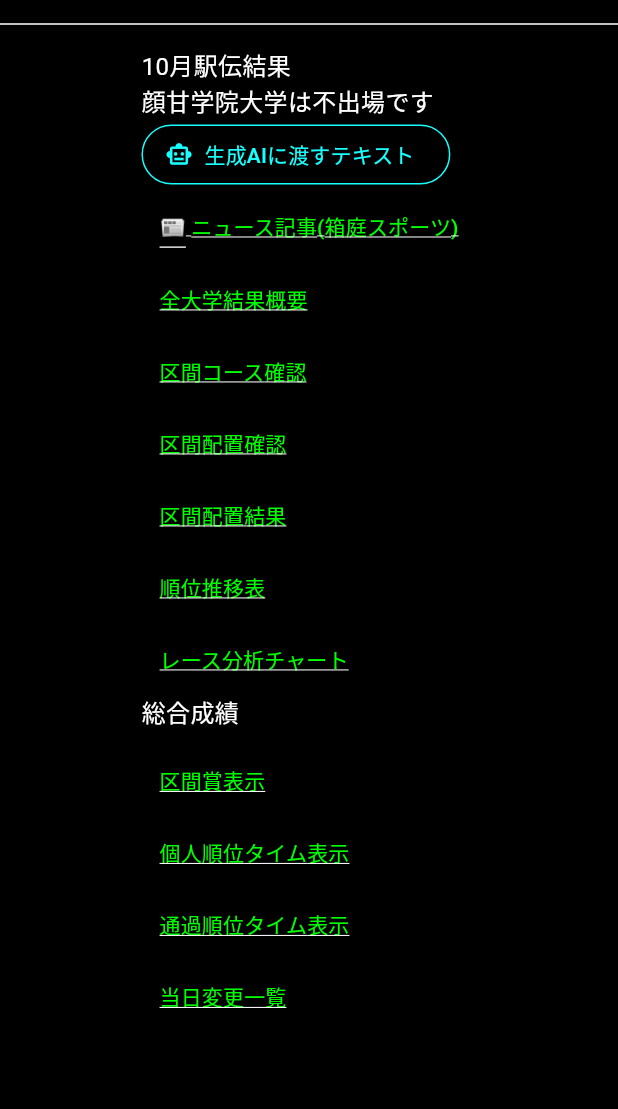
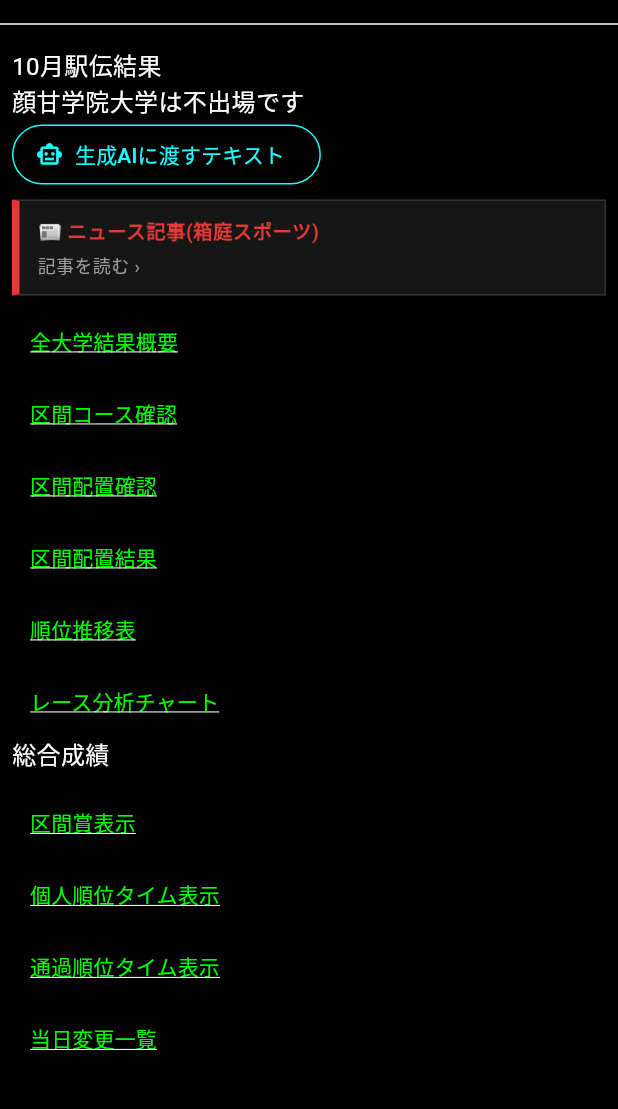
Before and after one commit to shin-tomura/ekidenss, a Flutter app: the Mode0700Content screen opened directly with empty values, on a phone screen of 412 x 824 dp, the part 90-1199 px from its top. Run offline on Flutter 3.47's test engine with Material 3 defaults, Android fonts, the phone set to English and light mode, and no system bars; our stand-ins replace auto_size_text, csv, file_picker, fl_chart, hive, hive_flutter and 6 more; missing offline and left inert: mobile_scanner, two_dimensional_scrollables; accounts and stored records are empty.

Commit message:
1.9.2test: ニュース記事・展望記事・スタート直前号の入口を、一番上の記事の見出しを予告するカードにした(ほかのリンクと同じ緑の下線の文字で紛れていたため。記事の画面と同じ黒地に赤い縦線のカードで、一番上の行に「📰 ニュース記事(箱庭スポーツ)・5本」、その下に一番上の記事の見出し(2行まで、長いときは「…」)、「記事を読む ›」を出す。高さは文字に合わせて伸びるので、文字を大きくしても横にはみ出さない。記事は画面を出したあとで1回だけ作り(大会ごとのkeyで作り直す)、作れなかったときは見出しなしのカードにする。直前順位予想の画面では、持ちタイムの大学ランキングのリンクより上に移した。結果画面と目標順位の確認の画面は今の位置のまま。変更履歴にも書いた)
Co-Authored-By: Claude Opus 5.5 <noreply@anthropic.com>
Claude-Session: https://claude.ai/code/session_01T5j9xyANkmBtzayHwJu8FE

```diff
--- a/ToDo.txt
+++ b/ToDo.txt
@@ -1,6 +1,6 @@
 *********箱庭小駅伝SS*********
 1.9.2　21920
-・大会のニュース記事と展望記事を、ニュースサイト「箱庭スポーツ」風の画面で読めるようにした(駅伝と駅伝予選の結果画面の「ニュース記事」では、駅伝なら優勝校・自分の大学・区間賞と区間新・シード権争い(11月駅伝は上位8校、正月駅伝は上位10校。後半の出入りや連続シードも)・往路と復路・学連選抜の記事、予選なら通過争い・自分の大学・各組や個人のトップの記事を読める。直前順位予想の画面の「展望記事」では、本紙の戦力分析(区間の距離の合計で5000m・1万m・ハーフの持ちタイムを重み付けしたチームの平均と、駅伝では区間ごとの持ちタイム。11月駅伝予選は1万m、正月駅伝予選はハーフだけになる。記録がない種目はほかの種目から換算)と予想陣3人の印から占う優勝争いや通過争い、シード権争い(当落線上の大学・前回のシード校・予選を勝ち上がった大学)、1区のペース予想を含む区間の見どころ、出場全選手の中で1万mかハーフの持ちタイムが10番手以内の選手が補欠に入ったときの当日変更の読み、自分の大学の布陣の記事を読める。目標順位の確認の画面の「スタート直前号」(駅伝の1区のスタート前)では、当日変更(コンピュータの大学の戦略的変更を含む)のあとの実際に走る選手で、当日変更の結果(持ちタイム上位の選手の起用や、主力が外れた変更、1区のペース予想の変化。入った選手と外れた選手には、区間の距離に合った種目の持ちタイムを添えて比べる)・優勝争い・自分の大学・区間の見どころ・シード権争いの記事を読める。優勝の記事では、1位と2位の差が僅差(1人あたり3秒以内)なら、アンカーにたすきが渡った時点の差や2校の差が最も開いた区間を書き、大差(1人あたり20秒以上)なら、独走態勢に入った区間や2位争いを書き、1位と2位の差の推移の表も付ける。自分の大学が1位か2位なら、自分の大学の記事にも1人あたりの差を書く。予選で通過ラインとの差が小さいとき(1人あたり、11月駅伝予選は3秒以内、正月駅伝予選は5秒以内)は、次点の大学の記事も出し、何秒差で涙をのんだか、組ごと・番手ごとにどこで差がついたかを書く(秒まで同じタイムなら「1秒に満たない差」と書く)。見出しは連覇・初優勝・逆転・独走・僅差・大会新・連続出場が途切れたなどから、その大会で一番の話題を選ぶ。記事には選手と大学の監督のコメント、選手の出身地や趣味(趣味非表示の設定のときは書かない)、成績欄の表も付く。ゲームを始めた年など、初めて開催される大会では、全校を初出場として並べず、初代王者を争う大会として書き、区間新記録・大会新記録や学内記録の更新とも書かない(それまでの記録がないため)。連覇・連続シード・連続出場の数は、大学の順位の記録が残っている直近10回で言い切れるときだけ書き、それより前から続いていて数が分からないときは「長く続く連覇」のように書く。記事は開いたときのデータから作り、同じ場面なら何度開いても同じ記事になる。記事の最後のボタンで、記事を依頼文つきで生成AI向けにコピーでき、生成AIに記事を書き直してもらえる。画面は目が疲れにくいように、ゲームと同じ黒い背景にした。説明書にも書いた)
+・大会のニュース記事と展望記事を、ニュースサイト「箱庭スポーツ」風の画面で読めるようにした(駅伝と駅伝予選の結果画面の「ニュース記事」では、駅伝なら優勝校・自分の大学・区間賞と区間新・シード権争い(11月駅伝は上位8校、正月駅伝は上位10校。後半の出入りや連続シードも)・往路と復路・学連選抜の記事、予選なら通過争い・自分の大学・各組や個人のトップの記事を読める。直前順位予想の画面の「展望記事」では、本紙の戦力分析(区間の距離の合計で5000m・1万m・ハーフの持ちタイムを重み付けしたチームの平均と、駅伝では区間ごとの持ちタイム。11月駅伝予選は1万m、正月駅伝予選はハーフだけになる。記録がない種目はほかの種目から換算)と予想陣3人の印から占う優勝争いや通過争い、シード権争い(当落線上の大学・前回のシード校・予選を勝ち上がった大学)、1区のペース予想を含む区間の見どころ、出場全選手の中で1万mかハーフの持ちタイムが10番手以内の選手が補欠に入ったときの当日変更の読み、自分の大学の布陣の記事を読める。目標順位の確認の画面の「スタート直前号」(駅伝の1区のスタート前)では、当日変更(コンピュータの大学の戦略的変更を含む)のあとの実際に走る選手で、当日変更の結果(持ちタイム上位の選手の起用や、主力が外れた変更、1区のペース予想の変化。入った選手と外れた選手には、区間の距離に合った種目の持ちタイムを添えて比べる)・優勝争い・自分の大学・区間の見どころ・シード権争いの記事を読める。優勝の記事では、1位と2位の差が僅差(1人あたり3秒以内)なら、アンカーにたすきが渡った時点の差や2校の差が最も開いた区間を書き、大差(1人あたり20秒以上)なら、独走態勢に入った区間や2位争いを書き、1位と2位の差の推移の表も付ける。自分の大学が1位か2位なら、自分の大学の記事にも1人あたりの差を書く。予選で通過ラインとの差が小さいとき(1人あたり、11月駅伝予選は3秒以内、正月駅伝予選は5秒以内)は、次点の大学の記事も出し、何秒差で涙をのんだか、組ごと・番手ごとにどこで差がついたかを書く(秒まで同じタイムなら「1秒に満たない差」と書く)。見出しは連覇・初優勝・逆転・独走・僅差・大会新・連続出場が途切れたなどから、その大会で一番の話題を選ぶ。記事には選手と大学の監督のコメント、選手の出身地や趣味(趣味非表示の設定のときは書かない)、成績欄の表も付く。ゲームを始めた年など、初めて開催される大会では、全校を初出場として並べず、初代王者を争う大会として書き、区間新記録・大会新記録や学内記録の更新とも書かない(それまでの記録がないため)。連覇・連続シード・連続出場の数は、大学の順位の記録が残っている直近10回で言い切れるときだけ書き、それより前から続いていて数が分からないときは「長く続く連覇」のように書く。記事は開いたときのデータから作り、同じ場面なら何度開いても同じ記事になる。記事の最後のボタンで、記事を依頼文つきで生成AI向けにコピーでき、生成AIに記事を書き直してもらえる。画面は目が疲れにくいように、ゲームと同じ黒い背景にした。各画面の記事の入口は、ほかのリンクに紛れないよう、一番上の記事の見出しを予告するカードにした。説明書にも書いた)
 ・駅伝の1区の集団のペースの予想と結果を見られるようにした(直前順位予想・当日変更・当日変更のあとの目標順位の確認・1区の指示の画面で、集団を引っ張りそうな選手、予想ペース、ハイペースかスローペースかの見出しと、自分の大学の1区の選手が集団のペースに合いそうか(タイム損・大失速のおそれなど)を出す。直前順位予想では、当日の調子はまだ入れない。当日変更の画面では、選んでいる交代を入れて予想し、「1区の候補を比べる」で、1区の選手と補欠のそれぞれを1区に置いたときの予想を比べられる。目標順位の確認より前の予想は他大学の当日変更の前の選手で予想するので、他大学が1区の選手を入れ替えると変わることがある。目標順位の確認の画面では、他大学が1区を当日変更していたら、そのことも出す。1区の指示の画面では、選んだ指示に合わせて予想が変わる。他大学の選手の飛び出しは予想に入らないので、外れることもある。2区の指示の画面では、1区が実際にどんなペースだったか、誰が集団を引っ張ったか、集団のペースで何人がタイム損や大失速をしたかを、予想と比べて出す。学連選抜の監督をしているときは、学連選抜の選手について出す。スタート直後に飛び出した選手は集団に入らず、集団のペースを作らず、その影響も受けないこと(これまでと同じ決まり)を説明書に書いた)
 ・駅伝の1区と11月駅伝予選で集団を引っ張る選手が、その日の勢いで入れ替わることがあるようにした(これまではいつもカリスマが一番高い選手が引っ張っていた。それぞれの選手のカリスマにその日の勢いを足して比べるので、カリスマの差が大きければ今まで通り一番高い選手が引っ張るが、カリスマの近い選手がいると別の選手が引っ張ることがある。同じカリスマの選手どうしも、その日の勢いで決まる。勢いの大きさは、説明画面の設定タブの「集団走設定」で、なし・小さい・普通(初期値)・大きいから選べ、なしにすると今まで通り。1区のペース予想には、カリスマの近い選手を「ほかに引っ張るかもしれない選手」として、その選手が引っ張ったときの見出しと一緒に出す。各種設定のQRコードにも含め、説明書にも書いた)
 ・カスタム駅伝に出場できる学年に「1年生だけ」を加えた(説明画面の設定タブの「カスタム駅伝設定」で選べる。1年生は各大学5人なので、区間数が5より多いと、どの大学も足りない人数を上級生で補う。設定画面の注意書きもそれに合わせた。補った選手のお知らせは、1大学1行にまとめて短くした。1年生だけのカスタム駅伝のニュース記事では、1年生を特別扱いする言い回しを出さない。説明書に、補欠がいない大学は当日変更ができないことも書いた。各種設定のQRコードにも含めた)
--- a/lib/screens/kiji_screen.dart
+++ b/lib/screens/kiji_screen.dart
@@ -63,6 +63,115 @@ void _hiraku(
       );
     },
   );
+}
+
+/// 記事の一覧を開くカード(結果画面・直前順位予想・目標順位の確認の画面に置く。1.9.2)
+/// ・ほかのリンクに紛れないよう、記事の画面と同じ黒地と赤い印のカードにして、
+///   一番上の記事の見出しを予告する
+/// ・記事は画面を出したあとで1回だけ作る(画面が出るのを遅らせず、描き直しのたびにも作らない)。
+///   大会が変わったら作り直すよう、置く側で大会ごとの key を付ける
+/// ・高さは文字に合わせて伸びる(文字を大きくしても横にはみ出さない)。見出しは2行まで
+class KijiLinkCard extends StatefulWidget {
+  /// 一番上の行の名前(「ニュース記事(箱庭スポーツ)」など。説明書の呼び方と合わせる)
+  final String namae;
+
+  /// 記事を作る(見出しの予告に使う)
+  final List<Kiji> Function() tsukuru;
+
+  /// 記事の一覧を開く
+  final void Function(BuildContext context) hiraku;
+
+  const KijiLinkCard({
+    super.key,
+    required this.namae,
+    required this.tsukuru,
+    required this.hiraku,
+  });
+
+  @override
+  State<KijiLinkCard> createState() => _KijiLinkCardState();
+}
+
+class _KijiLinkCardState extends State<KijiLinkCard> {
+  /// 一番上の記事の見出し(作る前や、記事がないときはnull)
+  String? _midashi;
+
+  /// 記事の本数(作る前は0)
+  int _honsuu = 0;
+
+  @override
+  void initState() {
+    super.initState();
+    WidgetsBinding.instance.addPostFrameCallback((_) {
+      if (!mounted) return;
+      final List<Kiji> list = widget.tsukuru();
+      if (!mounted) return;
+      setState(() {
+        _honsuu = list.length;
+        _midashi = list.isEmpty ? null : list.first.midashi;
+      });
+    });
+  }
+
+  @override
+  Widget build(BuildContext context) {
+    final String? midashi = _midashi;
+    return Padding(
+      padding: const EdgeInsets.symmetric(vertical: 6),
+      child: SizedBox(
+        width: double.infinity,
+        child: Material(
+          color: _waku,
+          child: InkWell(
+            onTap: () => widget.hiraku(context),
+            child: Container(
+              decoration: const BoxDecoration(
+                border: Border(
+                  left: BorderSide(color: _aka, width: 5),
+                  top: BorderSide(color: _sen),
+                  right: BorderSide(color: _sen),
+                  bottom: BorderSide(color: _sen),
+                ),
+              ),
+              padding: const EdgeInsets.fromLTRB(12, 10, 12, 10),
+              child: Column(
+                crossAxisAlignment: CrossAxisAlignment.start,
+                children: [
+                  Text(
+                    '📰 ${widget.namae}${_honsuu > 0 ? '・$_honsuu本' : ''}',
+                    style: const TextStyle(
+                      color: _aka,
+                      fontSize: 13,
+                      fontWeight: FontWeight.bold,
+                    ),
+                  ),
+                  if (midashi != null) ...[
+                    const SizedBox(height: 4),
+                    Text(
+                      midashi,
+                      maxLines: 2,
+                      overflow: TextOverflow.ellipsis,
+                      style: const TextStyle(
+                        color: Colors.white,
+                        fontSize: 16,
+                        fontWeight: FontWeight.bold,
+                        height: 1.3,
+                      ),
+                    ),
+                  ],
+                  const SizedBox(height: 4),
+                  const Text(
+                    '記事を読む ›',
+                    style: TextStyle(color: _usui, fontSize: 12),
+                  ),
+                ],
+              ),
+            ),
+          ),
+        ),
+      ),
+    );
+  }
 }
 
 /// サイトの名前の帯(一覧と記事の画面の上に出す)
--- a/lib/screens/latest_screen_contents/mode0700_content.dart
+++ b/lib/screens/latest_screen_contents/mode0700_content.dart
@@ -23,6 +23,7 @@ import 'package:ekiden/screens/Modal_GakurenKukan.dart';
 import 'package:ekiden/screens/gakuren_copy_button.dart';
 import 'package:ekiden/screens/ai_copy_matome.dart';
 import 'package:ekiden/screens/kiji_screen.dart'; // ニュース記事(1.9.2)
+import 'package:ekiden/kansuu/kiji/kiji.dart'; // ニュース記事のカードの見出しの予告(1.9.2)
 import 'package:ekiden/screens/Modal_kukanhaiti2.dart';
 import 'package:ekiden/screens/Modal_courseshoukai.dart';
 import 'package:ekiden/screens/Modal_tuukajunisuii.dart';
@@ -1360,27 +1361,17 @@ class _Mode0700ContentState extends State<Mode0700Content> {
                                                 kekkaGamen: true,
                                               ),
                                             // ニュース記事(箱庭スポーツ。大会の結果の記事。1.9.2)
+                                            // 目立つように、トップ記事の見出しを予告するカードにした
                                             if (currentGhensuu
                                                     .hyojiracebangou <=
                                                 5)
-                                              TextButton(
-                                                onPressed: () =>
-                                                    kijiKekkaHiraku(context),
-                                                child: const Text(
-                                                  "📰 ニュース記事(箱庭スポーツ)",
-                                                  style: TextStyle(
-                                                    color: Color.fromARGB(
-                                                      255,
-                                                      0,
-                                                      255,
-                                                      0,
-                                                    ),
-                                                    decoration: TextDecoration
-                                                        .underline,
-                                                    decorationColor:
-                                                        HENSUU.textcolor,
-                                                  ),
+                                              KijiLinkCard(
+                                                key: ValueKey(
+                                                  'kijiKekka_${currentGhensuu.year}_${currentGhensuu.hyojiracebangou}',
                                                 ),
+                                                namae: 'ニュース記事(箱庭スポーツ)',
+                                                tsukuru: kijiKekkaIchiran,
+                                                hiraku: kijiKekkaHiraku,
                                               ),
                                             if (currentGhensuu
                                                     .hyojiracebangou <=
```
Also changed, not shown: lib/screens/latest_screen_contents/mode0280_content.dart (+8 -9 lines), lib/screens/latest_screen_contents/mode0330_content.dart (+31 -33 lines).
